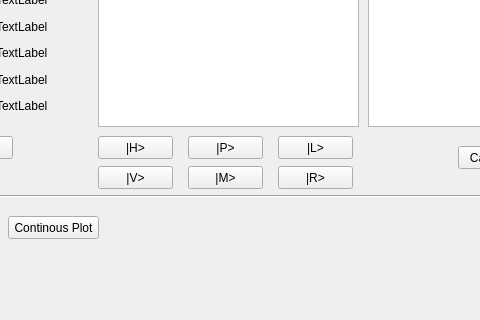
ave91/untitled2, file untitled2.ui: the form before one commit; both pictures show x 142 to 622 and y 101 to 421 of the 922 by 421 pixel window.
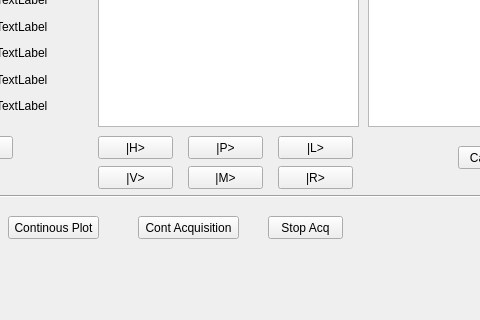
The form after the commit.

Commit message: Added Real Time Acq/Stop

```diff
--- a/untitled2.ui
+++ b/untitled2.ui
@@ -442,6 +442,32 @@
      <string>Continous Plot</string>
     </property>
    </widget>
+   <widget class="QPushButton" name="contAcqButton">
+    <property name="geometry">
+     <rect>
+      <x>280</x>
+      <y>300</y>
+      <width>101</width>
+      <height>23</height>
+     </rect>
+    </property>
+    <property name="text">
+     <string>Cont Acquisition</string>
+    </property>
+   </widget>
+   <widget class="QPushButton" name="stopacqButton">
+    <property name="geometry">
+     <rect>
+      <x>410</x>
+      <y>300</y>
+      <width>75</width>
+      <height>23</height>
+     </rect>
+    </property>
+    <property name="text">
+     <string>Stop Acq</string>
+    </property>
+   </widget>
   </widget>
   <widget class="QMenuBar" name="menuBar">
    <property name="geometry">
```
The commit also changes 56 other files.
